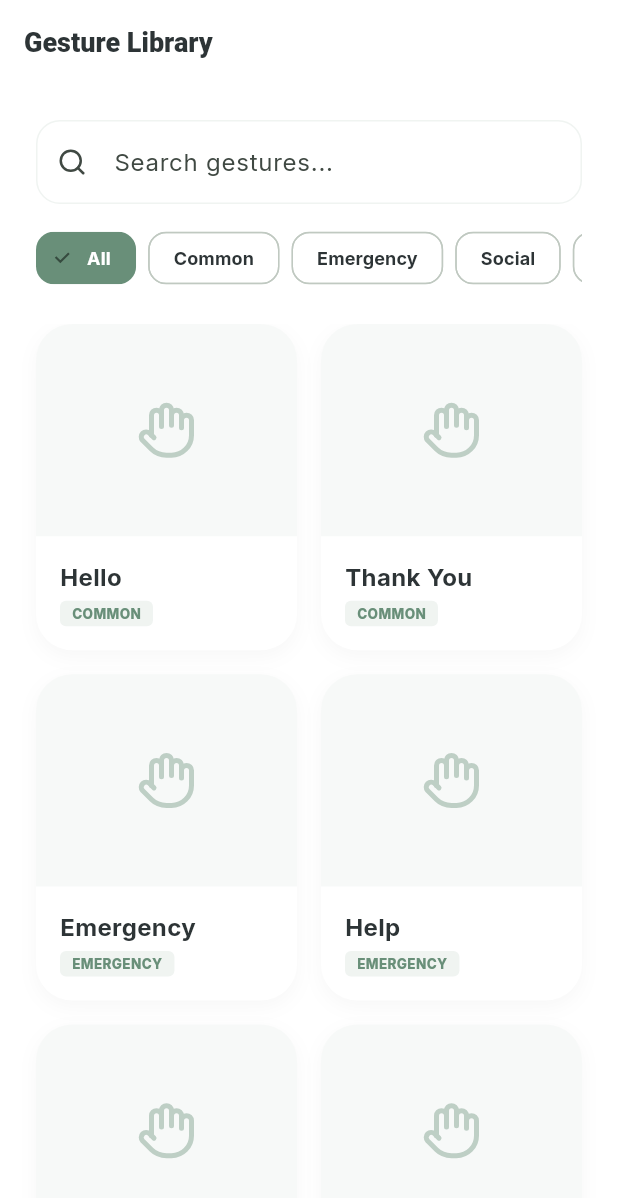
After one commit to JustRamm/Parrot, a Flutter app: the GestureLibraryScreen screen opened by its route, on a phone screen of 412 x 824 dp. The commit adds this screen. Shown: the top 1198 px of the screen. Run offline on Flutter 3.47's test engine with Material 3 defaults, Android fonts, the phone set to English and light mode, and no system bars; our stand-ins replace go_router, google_fonts, lucide_icons.

Commit message:
Added Gesture Library screen and updated Profile navigation

```diff
--- a/lib/core/router.dart
+++ b/lib/core/router.dart
@@ -6,6 +6,7 @@ import '../screens/auth/auth_screen.dart';
 import '../screens/navigation/main_navigation.dart';
 import '../screens/voice_studio/voice_library.dart';
 import '../screens/onboarding/voice_creation_wizard.dart';
+import '../screens/learning/gesture_library.dart';
 
 final GoRouter appRouter = GoRouter(
   initialLocation: '/',
@@ -34,5 +35,9 @@ final GoRouter appRouter = GoRouter(
       path: '/voice-wizard',
       builder: (context, state) => const VoiceCreationWizard(),
     ),
+    GoRoute(
+      path: '/learning',
+      builder: (context, state) => const GestureLibraryScreen(),
+    ),
   ],
 );
--- /dev/null
+++ b/lib/screens/learning/gesture_library.dart
@@ -0,0 +1,265 @@
+import 'package:flutter/material.dart';
+import 'package:go_router/go_router.dart';
+import 'package:lucide_icons/lucide_icons.dart';
+import '../../core/theme.dart';
+
+class GestureLibraryScreen extends StatefulWidget {
+  const GestureLibraryScreen({super.key});
+
+  @override
+  State<GestureLibraryScreen> createState() => _GestureLibraryScreenState();
+}
+
+class _GestureLibraryScreenState extends State<GestureLibraryScreen> {
+  final TextEditingController _searchController = TextEditingController();
+  String _selectedCategory = "All";
+
+  final List<String> _categories = ["All", "Common", "Emergency", "Social", "Medical"];
+
+  final List<Map<String, String>> _gestures = [
+    {"name": "Hello", "category": "Common", "desc": "Wave your hand from left to right."},
+    {"name": "Thank You", "category": "Common", "desc": "Touch your chin with your fingertips and move it forward."},
+    {"name": "Emergency", "category": "Emergency", "desc": "Form a fist and tap your chest twice rapidly."},
+    {"name": "Help", "category": "Emergency", "desc": "Place one hand flat on the other fist."},
+    {"name": "I'm Hungry", "category": "Social", "desc": "Slide your fingers down your chest from throat to stomach."},
+    {"name": "Where?", "category": "Social", "desc": "Place palms up and move them in small circles."},
+    {"name": "Doctor", "category": "Medical", "desc": "Tap your wrist with two fingers like checking a pulse."},
+    {"name": "Medicine", "category": "Medical", "desc": "Rub your palm with your middle finger."},
+  ];
+
+  @override
+  Widget build(BuildContext context) {
+    final filteredGestures = _gestures.where((g) {
+      final matchesSearch = g['name']!.toLowerCase().contains(_searchController.text.toLowerCase());
+      final matchesCategory = _selectedCategory == "All" || g['category'] == _selectedCategory;
+      return matchesSearch && matchesCategory;
+    }).toList();
+
+    return Scaffold(
+      backgroundColor: AppTheme.surfaceWhite,
+      appBar: AppBar(
+        title: const Text("Gesture Library", style: TextStyle(fontWeight: FontWeight.w800, fontSize: 18)),
+        centerTitle: false,
+      ),
+      body: Column(
+        children: [
+          Padding(
+            padding: const EdgeInsets.all(24.0),
+            child: Column(
+              children: [
+                // Search Bar
+                TextField(
+                  controller: _searchController,
+                  onChanged: (val) => setState(() {}),
+                  decoration: InputDecoration(
+                    hintText: "Search gestures...",
+                    prefixIcon: const Icon(LucideIcons.search, size: 20),
+                    filled: true,
+                    fillColor: Colors.white,
+                    border: OutlineInputBorder(
+                      borderRadius: BorderRadius.circular(16),
+                      borderSide: BorderSide(color: AppTheme.logoSage.withOpacity(0.1)),
+                    ),
+                    enabledBorder: OutlineInputBorder(
+                      borderRadius: BorderRadius.circular(16),
+                      borderSide: BorderSide(color: AppTheme.logoSage.withOpacity(0.1)),
+                    ),
+                  ),
+                ),
+                const SizedBox(height: 16),
+                // Category Selector
+                SizedBox(
+                  height: 40,
+                  child: ListView.separated(
+                    scrollDirection: Axis.horizontal,
+                    itemCount: _categories.length,
+                    separatorBuilder: (_, __) => const SizedBox(width: 8),
+                    itemBuilder: (context, index) {
+                      final cat = _categories[index];
+                      final isSelected = _selectedCategory == cat;
+                      return ChoiceChip(
+                        label: Text(cat),
+                        selected: isSelected,
+                        onSelected: (val) => setState(() => _selectedCategory = cat),
+                        selectedColor: AppTheme.logoSage,
+                        labelStyle: TextStyle(
+                          color: isSelected ? Colors.white : AppTheme.primaryDark,
+                          fontWeight: FontWeight.bold,
+                          fontSize: 12,
+                        ),
+                        backgroundColor: Colors.white,
+                        shape: RoundedRectangleBorder(borderRadius: BorderRadius.circular(12)),
+                      );
+                    },
+                  ),
+                ),
+              ],
+            ),
+          ),
+          Expanded(
+            child: GridView.builder(
+              padding: const EdgeInsets.symmetric(horizontal: 24),
+              gridDelegate: const SliverGridDelegateWithFixedCrossAxisCount(
+                crossAxisCount: 2,
+                crossAxisSpacing: 16,
+                mainAxisSpacing: 16,
+                childAspectRatio: 0.8,
+              ),
+              itemCount: filteredGestures.length,
+              itemBuilder: (context, index) {
+                final gesture = filteredGestures[index];
+                return _buildGestureCard(gesture);
+              },
+            ),
+          ),
+        ],
+      ),
+    );
+  }
+
+  Widget _buildGestureCard(Map<String, String> gesture) {
+    return InkWell(
+      onTap: () => _showGestureDetails(gesture),
+      borderRadius: BorderRadius.circular(24),
+      child: Container(
+        decoration: BoxDecoration(
+          color: Colors.white,
+          borderRadius: BorderRadius.circular(24),
+          boxShadow: [
+            BoxShadow(
+              color: Colors.black.withOpacity(0.03),
+              blurRadius: 10,
+              offset: const Offset(0, 4),
+            ),
+          ],
+        ),
+        child: Column(
+          crossAxisAlignment: CrossAxisAlignment.start,
+          children: [
+            Expanded(
+              child: Container(
+                width: double.infinity,
+                decoration: BoxDecoration(
+                  color: AppTheme.logoSage.withOpacity(0.05),
+                  borderRadius: const BorderRadius.vertical(top: Radius.circular(24)),
+                ),
+                child: Center(
+                  child: Icon(LucideIcons.hand, size: 40, color: AppTheme.logoSage.withOpacity(0.4)),
+                ),
+              ),
+            ),
+            Padding(
+              padding: const EdgeInsets.all(16.0),
+              child: Column(
+                crossAxisAlignment: CrossAxisAlignment.start,
+                children: [
+                  Text(
+                    gesture['name']!,
+                    style: const TextStyle(fontWeight: FontWeight.bold, fontSize: 16, color: AppTheme.primaryDark),
+                  ),
+                  const SizedBox(height: 4),
+                  Container(
+                    padding: const EdgeInsets.symmetric(horizontal: 8, vertical: 2),
+                    decoration: BoxDecoration(
+                      color: AppTheme.logoSage.withOpacity(0.1),
+                      borderRadius: BorderRadius.circular(4),
+                    ),
+                    child: Text(
+                      gesture['category']!.toUpperCase(),
+                      style: const TextStyle(fontSize: 9, fontWeight: FontWeight.w800, color: AppTheme.logoSage),
+                    ),
+                  ),
+                ],
+              ),
+            ),
+          ],
+        ),
+      ),
+    );
+  }
+
+  void _showGestureDetails(Map<String, String> gesture) {
+    showModalBottomSheet(
+      context: context,
+      isScrollControlled: true,
+      backgroundColor: Colors.transparent,
+      builder: (context) => Container(
+        height: MediaQuery.of(context).size.height * 0.7,
+        decoration: const BoxDecoration(
+          color: Colors.white,
+          borderRadius: BorderRadius.vertical(top: Radius.circular(32)),
+        ),
+        padding: const EdgeInsets.all(32),
+        child: Column(
+          crossAxisAlignment: CrossAxisAlignment.start,
+          children: [
+            Center(
+              child: Container(
+                width: 40, height: 4,
+                decoration: BoxDecoration(color: Colors.grey.shade300, borderRadius: BorderRadius.circular(10)),
+              ),
+            ),
+            const SizedBox(height: 32),
+            Row(
+              mainAxisAlignment: MainAxisAlignment.spaceBetween,
+              children: [
+                Column(
+                  crossAxisAlignment: CrossAxisAlignment.start,
+                  children: [
+                    Text(gesture['name']!, style: const TextStyle(fontSize: 28, fontWeight: FontWeight.bold)),
+                    Text(gesture['category']!, style: const TextStyle(color: AppTheme.logoSage, fontWeight: FontWeight.w600)),
+                  ],
+                ),
+                Container(
+                  padding: const EdgeInsets.all(12),
+                  decoration: BoxDecoration(color: AppTheme.logoSage.withOpacity(0.1), shape: BoxShape.circle),
+                  child: const Icon(LucideIcons.volume2, color: AppTheme.logoSage),
+                ),
+              ],
+            ),
+            const SizedBox(height: 32),
+            // Placeholder for Animation
+            Container(
+              width: double.infinity,
+              height: 200,
+              decoration: BoxDecoration(
+                color: Colors.black.withOpacity(0.05),
+                borderRadius: BorderRadius.circular(24),
+              ),
+              child: const Center(
+                child: Column(
+                  mainAxisAlignment: MainAxisAlignment.center,
+                  children: [
+                    Icon(LucideIcons.playCircle, size: 48, color: Colors.grey),
+                    SizedBox(height: 12),
+                    Text("Simulation Animation", style: TextStyle(color: Colors.grey, fontWeight: FontWeight.w600)),
+                  ],
+                ),
+              ),
+            ),
+            const SizedBox(height: 32),
+            const Text("HOW TO PERFORM", style: TextStyle(fontSize: 12, fontWeight: FontWeight.w900, letterSpacing: 1.5, color: Colors.grey)),
+            const SizedBox(height: 12),
+            Text(
+              gesture['desc']!,
+              style: const TextStyle(fontSize: 16, height: 1.5, color: AppTheme.primaryDark),
+            ),
+            const Spacer(),
+            SizedBox(
+              width: double.infinity,
+              child: ElevatedButton(
+                onPressed: () => Navigator.pop(context),
+                style: ElevatedButton.styleFrom(
+                  backgroundColor: AppTheme.primaryDark,
+                  padding: const EdgeInsets.symmetric(vertical: 18),
+                  shape: RoundedRectangleBorder(borderRadius: BorderRadius.circular(16)),
+                ),
+                child: const Text("GOT IT", style: TextStyle(fontWeight: FontWeight.bold)),
+              ),
+            ),
+          ],
+        ),
+      ),
+    );
+  }
+}
```
Also changed, not shown: lib/screens/profile/profile_screen.dart (+8 -6 lines).
